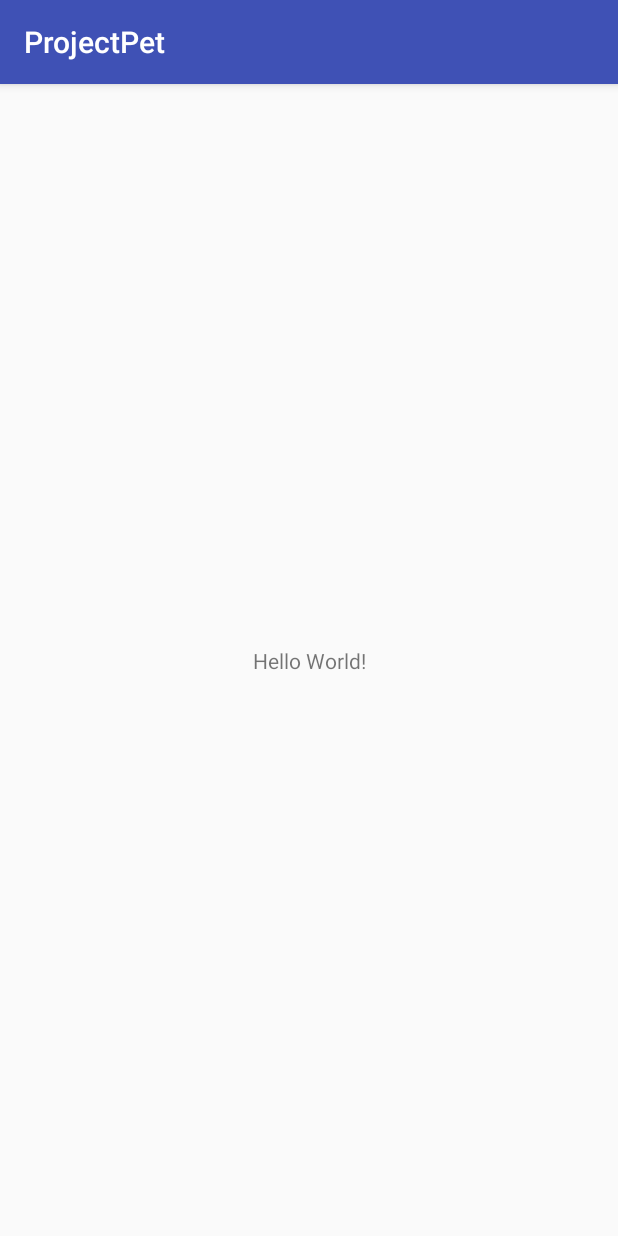
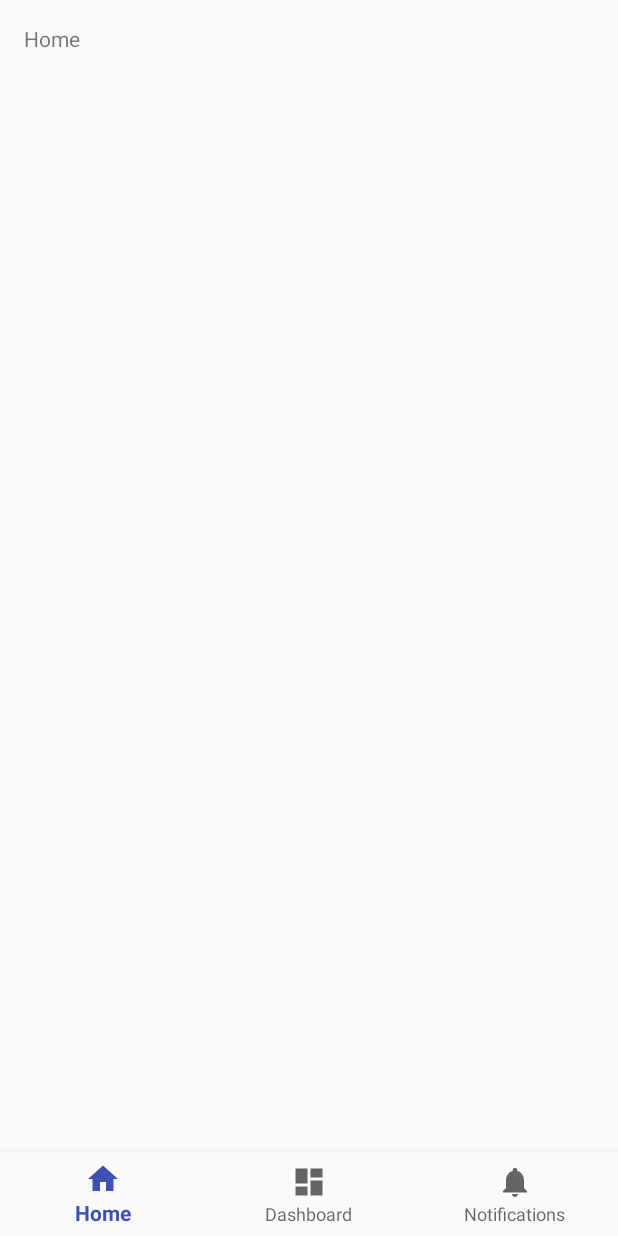
Before and after one commit to forget85/ProjectPet, an Android app: the screen it shows after launch (SplashActivity before the commit, MainActivity after it), on a phone screen of 412 x 824 dp. Run offline under Robolectric (Android 15) with nearby library versions, the phone set to English and light mode, and no system bars.

Commit message:
Splash Activity와 MainActivity 추가

```diff
--- a/app/build.gradle
+++ b/app/build.gradle
@@ -26,5 +26,6 @@
     })
     compile 'com.android.support:appcompat-v7:25.3.0'
     compile 'com.android.support.constraint:constraint-layout:1.0.2'
+    compile 'com.android.support:design:25.3.0'
     testCompile 'junit:junit:4.12'
 }
--- a/app/src/main/AndroidManifest.xml
+++ b/app/src/main/AndroidManifest.xml
@@ -4,18 +4,25 @@
 
     <application
         android:allowBackup="true"
+        android:configChanges="orientation|keyboardHidden"
         android:icon="@mipmap/ic_launcher"
         android:label="@string/app_name"
         android:roundIcon="@mipmap/ic_launcher_round"
+        android:screenOrientation="portrait"
         android:supportsRtl="true"
-        android:theme="@style/AppTheme">
-        <activity android:name=".SplashActivity">
+        android:theme="@style/AppThemeWithNoTitle">
+        <activity
+            android:name=".SplashActivity"
+            android:theme="@style/SplashTheme">
             <intent-filter>
                 <action android:name="android.intent.action.MAIN" />
 
                 <category android:name="android.intent.category.LAUNCHER" />
             </intent-filter>
         </activity>
+        <activity
+            android:name=".MainActivity"
+            android:label="@string/title_activity_main"></activity>
     </application>
 
 </manifest>
--- /dev/null
+++ b/app/src/main/java/com/example/forget/projectpet/MainActivity.java
@@ -0,0 +1,45 @@
+package com.example.forget.projectpet;
+
+import android.os.Bundle;
+import android.support.annotation.NonNull;
+import android.support.design.widget.BottomNavigationView;
+import android.support.v7.app.AppCompatActivity;
+import android.view.MenuItem;
+import android.widget.TextView;
+
+public class MainActivity extends AppCompatActivity {
+
+    private TextView mTextMessage;
+
+    private BottomNavigationView.OnNavigationItemSelectedListener mOnNavigationItemSelectedListener
+            = new BottomNavigationView.OnNavigationItemSelectedListener() {
+
+        @Override
+        public boolean onNavigationItemSelected(@NonNull MenuItem item) {
+            switch (item.getItemId()) {
+                case R.id.navigation_home:
+                    mTextMessage.setText(R.string.title_home);
+                    return true;
+                case R.id.navigation_dashboard:
+                    mTextMessage.setText(R.string.title_dashboard);
+                    return true;
+                case R.id.navigation_notifications:
+                    mTextMessage.setText(R.string.title_notifications);
+                    return true;
+            }
+            return false;
+        }
+
+    };
+
+    @Override
+    protected void onCreate(Bundle savedInstanceState) {
+        super.onCreate(savedInstanceState);
+        setContentView(R.layout.activity_main);
+
+        mTextMessage = (TextView) findViewById(R.id.message);
+        BottomNavigationView navigation = (BottomNavigationView) findViewById(R.id.navigation);
+        navigation.setOnNavigationItemSelectedListener(mOnNavigationItemSelectedListener);
+    }
+
+}
--- a/app/src/main/java/com/example/forget/projectpet/SplashActivity.java
+++ b/app/src/main/java/com/example/forget/projectpet/SplashActivity.java
@@ -1,13 +1,23 @@
 package com.example.forget.projectpet;
 
+import android.content.Intent;
+import android.os.Handler;
 import android.support.v7.app.AppCompatActivity;
 import android.os.Bundle;
 
 public class SplashActivity extends AppCompatActivity {
 
-    @Override
     protected void onCreate(Bundle savedInstanceState) {
         super.onCreate(savedInstanceState);
         setContentView(R.layout.activity_splash);
+
+        Handler handler = new Handler();
+        Runnable runnable = new Runnable() {
+            public void run() {
+                startActivity(new Intent(SplashActivity.this, MainActivity.class));
+                finish();
+            }
+        };
+        handler.postDelayed(runnable, 2000);
     }
 }
--- /dev/null
+++ b/app/src/main/res/drawable/ic_dashboard_black_24dp.xml
@@ -0,0 +1,9 @@
+<vector xmlns:android="http://schemas.android.com/apk/res/android"
+    android:width="24dp"
+    android:height="24dp"
+    android:viewportHeight="24.0"
+    android:viewportWidth="24.0">
+    <path
+        android:fillColor="#FF000000"
+        android:pathData="M3,13h8L11,3L3,3v10zM3,21h8v-6L3,15v6zM13,21h8L21,11h-8v10zM13,3v6h8L21,3h-8z" />
+</vector>
--- /dev/null
+++ b/app/src/main/res/drawable/ic_home_black_24dp.xml
@@ -0,0 +1,9 @@
+<vector xmlns:android="http://schemas.android.com/apk/res/android"
+    android:width="24dp"
+    android:height="24dp"
+    android:viewportHeight="24.0"
+    android:viewportWidth="24.0">
+    <path
+        android:fillColor="#FF000000"
+        android:pathData="M10,20v-6h4v6h5v-8h3L12,3 2,12h3v8z" />
+</vector>
--- /dev/null
+++ b/app/src/main/res/drawable/ic_notifications_black_24dp.xml
@@ -0,0 +1,9 @@
+<vector xmlns:android="http://schemas.android.com/apk/res/android"
+    android:width="24dp"
+    android:height="24dp"
+    android:viewportHeight="24.0"
+    android:viewportWidth="24.0">
+    <path
+        android:fillColor="#FF000000"
+        android:pathData="M12,22c1.1,0 2,-0.9 2,-2h-4c0,1.1 0.89,2 2,2zM18,16v-5c0,-3.07 -1.64,-5.64 -4.5,-6.32L13.5,4c0,-0.83 -0.67,-1.5 -1.5,-1.5s-1.5,0.67 -1.5,1.5v0.68C7.63,5.36 6,7.92 6,11v5l-2,2v1h16v-1l-2,-2z" />
+</vector>
--- /dev/null
+++ b/app/src/main/res/layout/activity_main.xml
@@ -0,0 +1,36 @@
+<?xml version="1.0" encoding="utf-8"?>
+<LinearLayout xmlns:android="http://schemas.android.com/apk/res/android"
+    xmlns:app="http://schemas.android.com/apk/res-auto"
+    xmlns:tools="http://schemas.android.com/tools"
+    android:id="@+id/container"
+    android:layout_width="match_parent"
+    android:layout_height="match_parent"
+    android:orientation="vertical"
+    tools:context="com.example.forget.projectpet.MainActivity">
+
+    <FrameLayout
+        android:id="@+id/content"
+        android:layout_width="match_parent"
+        android:layout_height="0dp"
+        android:layout_weight="1">
+
+        <TextView
+            android:id="@+id/message"
+            android:layout_width="match_parent"
+            android:layout_height="wrap_content"
+            android:layout_marginBottom="@dimen/activity_vertical_margin"
+            android:layout_marginLeft="@dimen/activity_horizontal_margin"
+            android:layout_marginRight="@dimen/activity_horizontal_margin"
+            android:layout_marginTop="@dimen/activity_vertical_margin"
+            android:text="@string/title_home" />
+
+    </FrameLayout>
+
+    <android.support.design.widget.BottomNavigationView
+        android:id="@+id/navigation"
+        android:layout_width="match_parent"
+        android:layout_height="wrap_content"
+        android:layout_gravity="bottom"
+        android:background="?android:attr/windowBackground"
+        app:menu="@menu/navigation" />
+</LinearLayout>
--- a/app/src/main/res/layout/activity_splash.xml
+++ b/app/src/main/res/layout/activity_splash.xml
@@ -1,18 +1,15 @@
 <?xml version="1.0" encoding="utf-8"?>
-<android.support.constraint.ConstraintLayout xmlns:android="http://schemas.android.com/apk/res/android"
+<RelativeLayout xmlns:android="http://schemas.android.com/apk/res/android"
     xmlns:app="http://schemas.android.com/apk/res-auto"
     xmlns:tools="http://schemas.android.com/tools"
     android:layout_width="match_parent"
     android:layout_height="match_parent"
     tools:context="com.example.forget.projectpet.SplashActivity">
 
-    <TextView
+    <ImageView
+        android:id="@+id/imageView"
         android:layout_width="wrap_content"
         android:layout_height="wrap_content"
-        android:text="Hello World!"
-        app:layout_constraintBottom_toBottomOf="parent"
-        app:layout_constraintLeft_toLeftOf="parent"
-        app:layout_constraintRight_toRightOf="parent"
-        app:layout_constraintTop_toTopOf="parent" />
-
-</android.support.constraint.ConstraintLayout>
+        android:layout_centerInParent="true"
+        app:srcCompat="@mipmap/ic_launcher" />
+</RelativeLayout>
--- /dev/null
+++ b/app/src/main/res/menu/navigation.xml
@@ -0,0 +1,19 @@
+<?xml version="1.0" encoding="utf-8"?>
+<menu xmlns:android="http://schemas.android.com/apk/res/android">
+
+    <item
+        android:id="@+id/navigation_home"
+        android:icon="@drawable/ic_home_black_24dp"
+        android:title="@string/title_home" />
+
+    <item
+        android:id="@+id/navigation_dashboard"
+        android:icon="@drawable/ic_dashboard_black_24dp"
+        android:title="@string/title_dashboard" />
+
+    <item
+        android:id="@+id/navigation_notifications"
+        android:icon="@drawable/ic_notifications_black_24dp"
+        android:title="@string/title_notifications" />
+
+</menu>
--- a/app/src/main/res/values/colors.xml
+++ b/app/src/main/res/values/colors.xml
@@ -3,4 +3,5 @@
     <color name="colorPrimary">#3F51B5</color>
     <color name="colorPrimaryDark">#303F9F</color>
     <color name="colorAccent">#FF4081</color>
+    <color name="colorSplashBack">#FFB6C1</color>
 </resources>
--- /dev/null
+++ b/app/src/main/res/values/dimens.xml
@@ -0,0 +1,5 @@
+<resources>
+    <!-- Default screen margins, per the Android Design guidelines. -->
+    <dimen name="activity_horizontal_margin">16dp</dimen>
+    <dimen name="activity_vertical_margin">16dp</dimen>
+</resources>
--- a/app/src/main/res/values/strings.xml
+++ b/app/src/main/res/values/strings.xml
@@ -1,3 +1,7 @@
 <resources>
     <string name="app_name">ProjectPet</string>
+    <string name="title_activity_main">MainActivity</string>
+    <string name="title_home">Home</string>
+    <string name="title_dashboard">Dashboard</string>
+    <string name="title_notifications">Notifications</string>
 </resources>
--- a/app/src/main/res/values/styles.xml
+++ b/app/src/main/res/values/styles.xml
@@ -8,4 +8,11 @@
         <item name="colorAccent">@color/colorAccent</item>
     </style>
 
+    <style name="AppThemeWithNoTitle" parent="AppTheme">
+        <item name="windowNoTitle">true</item>
+    </style>
+
+    <style name="SplashTheme" parent="AppThemeWithNoTitle">
+        <item name="android:background">@color/colorSplashBack</item>
+    </style>
 </resources>
```
